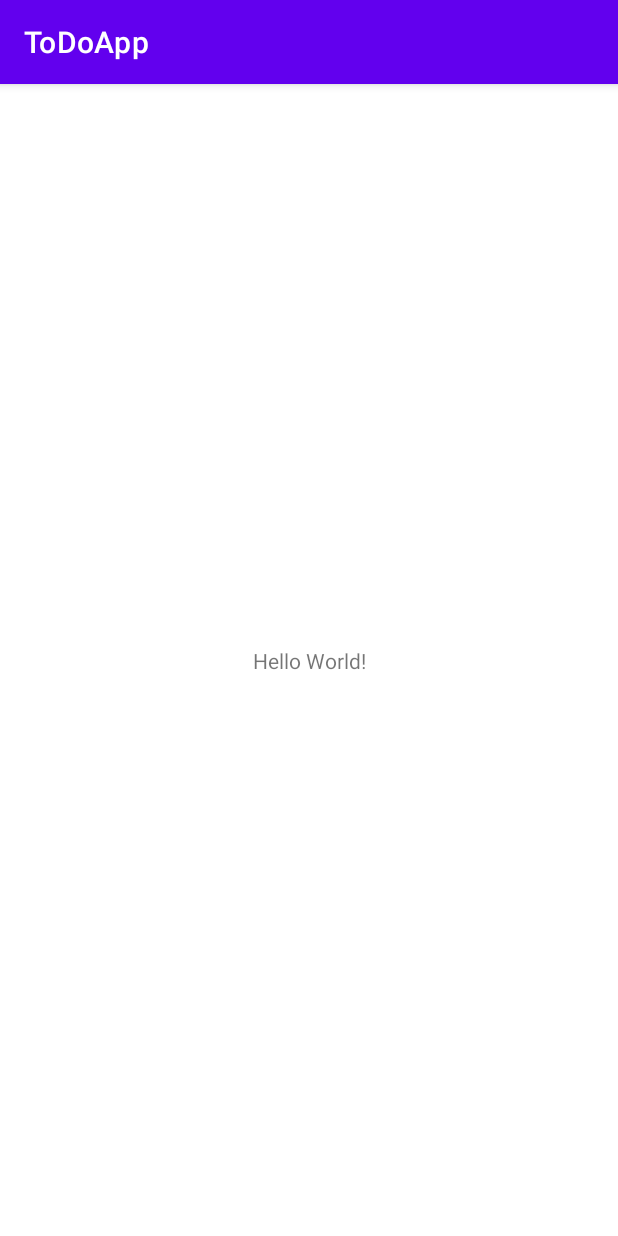
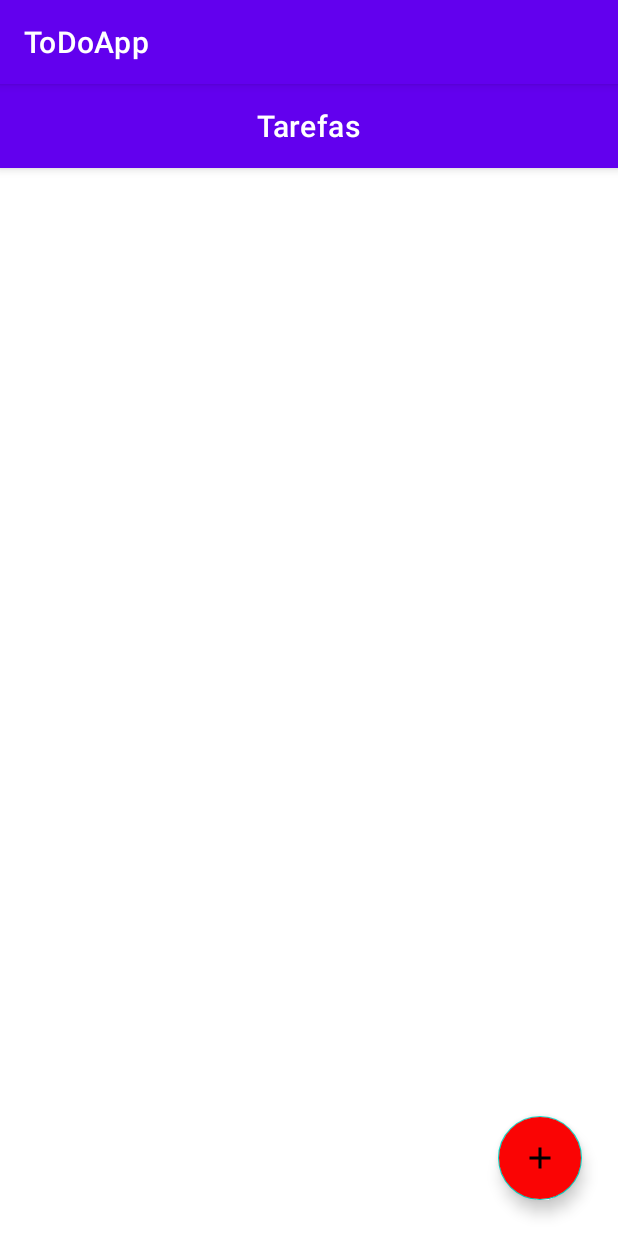
Before and after one commit to SirLeow/ToDoApp, an Android app: the screen it shows after launch (MainActivity), on a phone screen of 412 x 824 dp. Run offline under Robolectric (Android 15) with nearby library versions, the phone set to English and light mode, and no system bars.

Commit message:
Development of the initial main layout

```diff
--- /dev/null
+++ b/app/src/main/res/drawable/add_image.xml
@@ -0,0 +1,10 @@
+<vector xmlns:android="http://schemas.android.com/apk/res/android"
+    android:width="24dp"
+    android:height="24dp"
+    android:viewportWidth="24"
+    android:viewportHeight="24"
+    android:tint="?attr/colorControlNormal">
+  <path
+      android:fillColor="@android:color/white"
+      android:pathData="M19,13h-6v6h-2v-6H5v-2h6V5h2v6h6v2z"/>
+</vector>
--- a/app/src/main/res/layout/activity_main.xml
+++ b/app/src/main/res/layout/activity_main.xml
@@ -6,13 +6,37 @@
     android:layout_height="match_parent"
     tools:context=".MainActivity">
 
-    <TextView
+    <com.google.android.material.appbar.MaterialToolbar
+        android:id="@+id/toolbar"
+        android:layout_width="match_parent"
+        android:layout_height="wrap_content"
+        app:title="Tarefas"
+        style="@style/Widget.MaterialComponents.Toolbar.Primary"
+        app:titleCentered="true"
+        app:layout_constraintTop_toTopOf="parent"
+        />
+
+    <androidx.recyclerview.widget.RecyclerView
+        android:id="@+id/rv_list"
+        android:layout_width="0dp"
+        android:layout_height="0dp"
+        app:layout_constraintTop_toBottomOf="@+id/toolbar"
+        app:layout_constraintBottom_toBottomOf="parent"
+        app:layout_constraintStart_toStartOf="parent"
+        app:layout_constraintEnd_toEndOf="parent"
+        />
+
+    <com.google.android.material.floatingactionbutton.FloatingActionButton
+        android:id="@+id/btAddTask"
         android:layout_width="wrap_content"
         android:layout_height="wrap_content"
-        android:text="Hello World!"
+        android:layout_margin="24dp"
+        android:layout_marginEnd="196dp"
+        android:layout_marginBottom="268dp"
+        android:backgroundTint="#FA0404"
+        app:srcCompat="@drawable/add_image"
         app:layout_constraintBottom_toBottomOf="parent"
-        app:layout_constraintLeft_toLeftOf="parent"
-        app:layout_constraintRight_toRightOf="parent"
-        app:layout_constraintTop_toTopOf="parent" />
+        app:layout_constraintEnd_toEndOf="parent"
+        android:contentDescription="@string/adicionar_tarefa" />
 
 </androidx.constraintlayout.widget.ConstraintLayout>
--- a/app/src/main/res/values/strings.xml
+++ b/app/src/main/res/values/strings.xml
@@ -1,3 +1,4 @@
 <resources>
     <string name="app_name">ToDoApp</string>
+    <string name="adicionar_tarefa">Adicionar tarefa</string>
 </resources>
```
